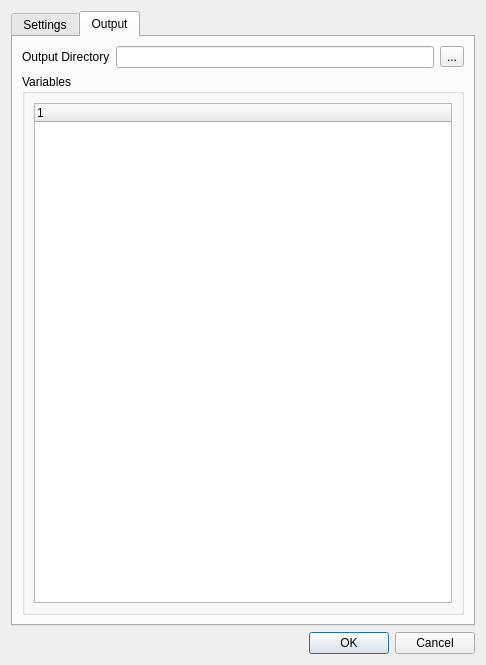
Old version of the form src/ui/create_simulation_dialog.ui in the repository IPH-ECO/iph-eco-gui.
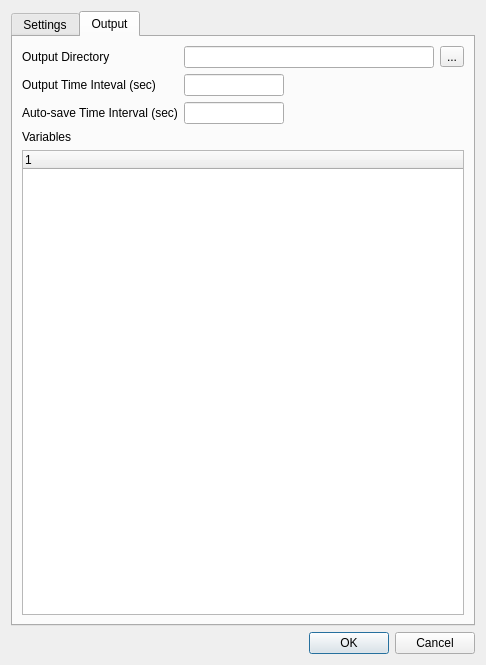
New version of the form. The open tabs and pages were chosen to show the change. Icons and pictures are not drawn.

Commit message: - SimulationRepository refactoring - SimulationManagerDialog refactoring

What changed in the file:
```diff
--- a/src/ui/create_simulation_dialog.ui
+++ b/src/ui/create_simulation_dialog.ui
@@ -325,6 +325,45 @@
        <string>Output</string>
       </attribute>
       <layout class="QGridLayout" name="gridLayout_3">
+       <item row="2" column="0">
+        <widget class="QLabel" name="label_17">
+         <property name="text">
+          <string>Output Time Inteval (sec)</string>
+         </property>
+        </widget>
+       </item>
+       <item row="2" column="1">
+        <widget class="QLineEdit" name="edtOutputTimeInterval">
+         <property name="sizePolicy">
+          <sizepolicy hsizetype="Fixed" vsizetype="Fixed">
+           <horstretch>0</horstretch>
+           <verstretch>0</verstretch>
+          </sizepolicy>
+         </property>
+         <property name="maximumSize">
+          <size>
+           <width>100</width>
+           <height>16777215</height>
+          </size>
+         </property>
+        </widget>
+       </item>
+       <item row="7" column="0" colspan="3">
+        <widget class="QTreeWidget" name="trOutputVariables">
+         <column>
+          <property name="text">
+           <string notr="true">1</string>
+          </property>
+         </column>
+        </widget>
+       </item>
+       <item row="5" column="0">
+        <widget class="QLabel" name="label_18">
+         <property name="text">
+          <string>Auto-save Time Interval (sec)</string>
+         </property>
+        </widget>
+       </item>
        <item row="1" column="1">
         <widget class="QLineEdit" name="edtOutputDirectory"/>
        </item>
@@ -342,16 +381,27 @@
          </property>
         </widget>
        </item>
-       <item row="2" column="0" colspan="3">
-        <widget class="QGroupBox" name="groupBox_2">
-         <property name="title">
+       <item row="5" column="1">
+        <widget class="QLineEdit" name="lineEdit">
+         <property name="sizePolicy">
+          <sizepolicy hsizetype="Fixed" vsizetype="Fixed">
+           <horstretch>0</horstretch>
+           <verstretch>0</verstretch>
+          </sizepolicy>
+         </property>
+         <property name="maximumSize">
+          <size>
+           <width>100</width>
+           <height>16777215</height>
+          </size>
+         </property>
+        </widget>
+       </item>
+       <item row="6" column="0">
+        <widget class="QLabel" name="label_19">
+         <property name="text">
           <string>Variables</string>
          </property>
-         <layout class="QGridLayout" name="gridLayout_4">
-          <item row="0" column="0">
-           <widget class="QTreeWidget" name="trOutputVariables"/>
-          </item>
-         </layout>
         </widget>
        </item>
       </layout>
```
Left out of the diff: 6 changed lines with no effect on the pictures. The commit also changes 7 other files.
